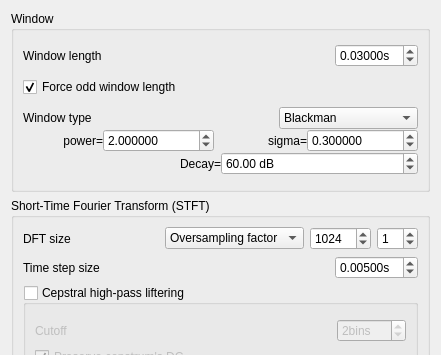
gillesdegottex/dfasma, file src/gvspectrogramwdialogsettings.ui: the form before one commit; both pictures show x 0 to 441 and y 0 to 355 of the 441 by 606 pixel window.
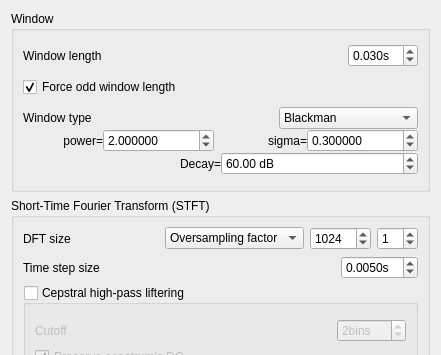
The form after the commit.

```diff
--- a/src/gvspectrogramwdialogsettings.ui
+++ b/src/gvspectrogramwdialogsettings.ui
@@ -47,10 +47,10 @@
            <string>s</string>
           </property>
           <property name="decimals">
-           <number>5</number>
+           <number>3</number>
           </property>
           <property name="minimum">
-           <double>0.010000000000000</double>
+           <double>0.001000000000000</double>
           </property>
           <property name="maximum">
            <double>60.000000000000000</double>
@@ -432,7 +432,7 @@
            <string>s</string>
           </property>
           <property name="decimals">
-           <number>5</number>
+           <number>4</number>
           </property>
           <property name="minimum">
            <double>0.000100000000000</double>
```
